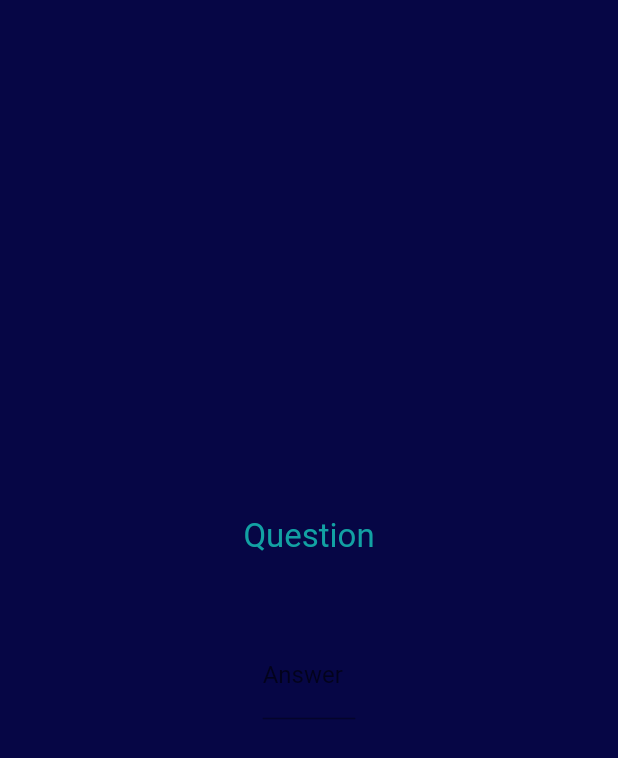
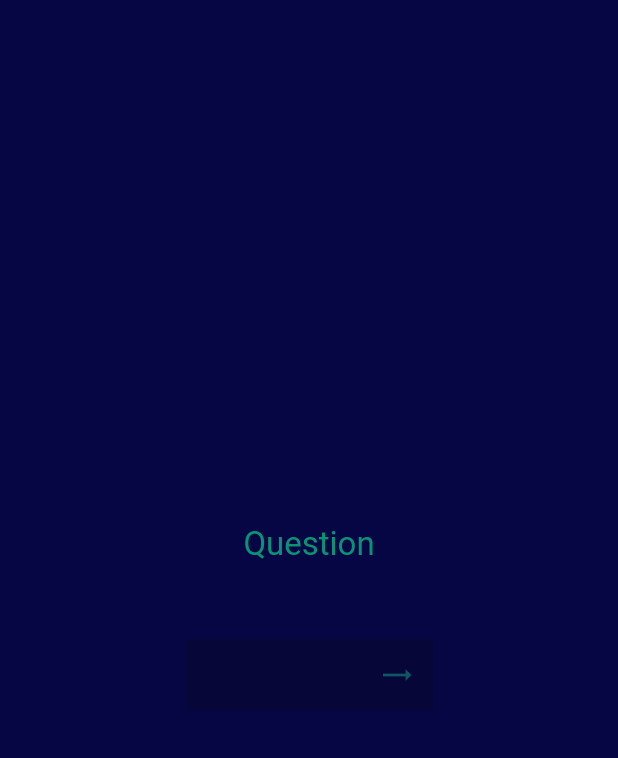
Before and after one commit to suvnshr/C1O2, a Flutter app: the screen it shows after launch, on a phone screen of 412 x 824 dp. Shown: the top 758 px of the screen. Run offline on Flutter 3.47's test engine with Material 2 defaults, Android fonts, the phone set to English and light mode, and no system bars; our stand-ins replace flutter_xlider.

Commit message:
ui updates (answer field)

```diff
--- a/lib/screens/calculator/user_inputs.dart
+++ b/lib/screens/calculator/user_inputs.dart
@@ -30,7 +30,7 @@ class UserInputs extends StatelessWidget {
                       child: Text(
                         'Question',
                         style: TextStyle(
-                          color: ColorPallete.cardHeading,
+                          color: ColorPallete.color7,
                           fontSize: 22,
                         ),
                       ),
@@ -40,15 +40,36 @@ class UserInputs extends StatelessWidget {
                     ),
                     Align(
                       child: Container(
-                        width: size.width * 0.15,
+                        width: size.width * 0.4,
                         child: TextFormField(
                           decoration: InputDecoration(
-                            labelText: 'Answer',
+                            enabledBorder: InputBorder.none,
+                            filled: true,
+                            fillColor: ColorPallete.background.withBlue(-200),
+                            suffixIcon: IconButton(
+                              icon: Icon(
+                                Icons.trending_flat,
+                                color: ColorPallete.color4,
+                              ),
+                              onPressed: () {},
+                            ),
+                            //hintText: 'Answer',
+                            // labelText: 'Answer',
+                            // labelStyle: TextStyle(
+                            //   color: ColorPallete.color3,
+                            //   fontSize: 20,
+                            // ),
+                            alignLabelWithHint: true,
+                            contentPadding: EdgeInsets.symmetric(
+                              horizontal: 10,
+                              vertical: 2,
+                            ),
                           ),
+                          textAlign: TextAlign.center,
                           keyboardType: TextInputType.text,
                           style:
                               TextStyle(color: Theme.of(context).primaryColor),
-                          validator: ( value) {
+                          validator: (value) {
                             if (value.isEmpty) {
                               return 'enter a value';
                             }
```
